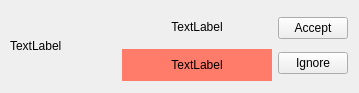
This is applyview.ui in KNajjary/LinkedIn as Qt 5 draws it before an edit. The edited form follows.
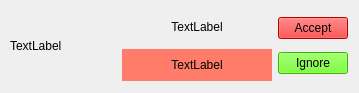
This is the edited form.

What changed in the file:
```diff
--- a/applyview.ui
+++ b/applyview.ui
@@ -85,6 +85,9 @@
           <height>16777215</height>
          </size>
         </property>
+        <property name="styleSheet">
+         <string notr="true">background-color: rgb(255, 0, 0);</string>
+        </property>
         <property name="text">
          <string>Accept</string>
         </property>
@@ -98,6 +101,9 @@
           <height>16777215</height>
          </size>
         </property>
+        <property name="styleSheet">
+         <string notr="true">background-color: rgb(85, 255, 0);</string>
+        </property>
         <property name="text">
          <string>Ignore</string>
         </property>
```
